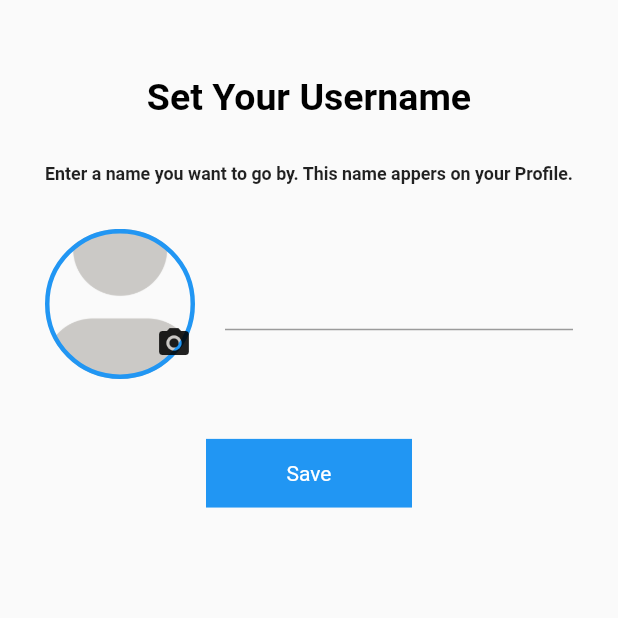
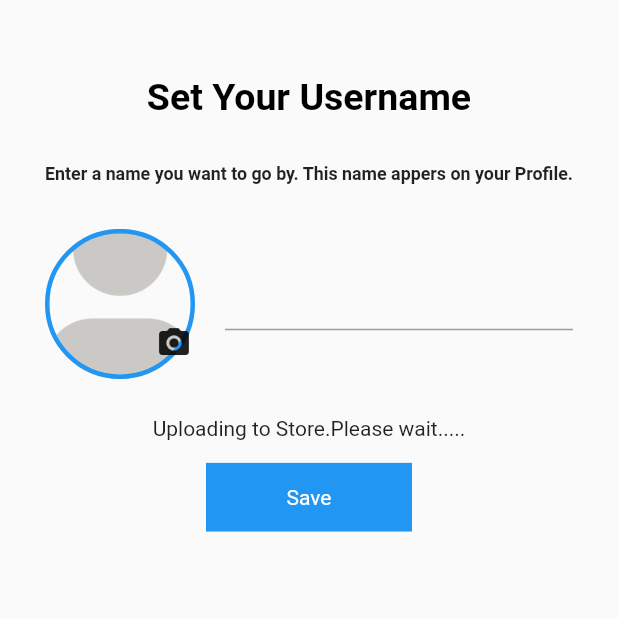
Before and after one commit to kannel-outis/messenger, a Flutter app: the SetNameScreen screen opened directly, after a tap on the "camera alt" icon, on a phone screen of 412 x 824 dp, the top half of it. Run offline on Flutter 3.47's test engine with Material 2 defaults, Android fonts, the light colour scheme and no system bars; our stand-ins replace cached_network_image, cloud_firestore, connectivity, contacts_service, firebase_auth, firebase_core and 7 more; missing offline and left inert: mqtt_client; accounts and stored records are empty; statements that could not run were skipped.

Commit message:
minor fixes

```diff
--- a/lib/models/user.dart
+++ b/lib/models/user.dart
@@ -16,6 +16,8 @@ class User {
   final String? photoUrl;
   @HiveField(4)
   final String? status;
+  @HiveField(5)
+  final bool? connectionStatus;
 
   User({
     this.id,
@@ -23,6 +25,7 @@ class User {
     this.phoneNumbers,
     this.photoUrl,
     this.status,
+    this.connectionStatus,
   });
 
   @override
@@ -46,6 +49,7 @@ class User {
       "phoneNumbers": phoneNumbers,
       "photoUrl": photoUrl,
       "status": status,
+      "connectionStatus": connectionStatus,
     };
   }
 
@@ -54,12 +58,14 @@ class User {
         phoneNumbers = null,
         photoUrl = null,
         status = null,
-        userName = null;
+        userName = null,
+        connectionStatus = null;
 
   User.fromMap(Map<String, dynamic> map)
       : id = map['id'],
         userName = map['userName'],
         phoneNumbers = List<String>.from(map['phoneNumbers']),
         photoUrl = map['photoUrl'],
-        status = map['status'];
+        status = map['status'],
+        connectionStatus = map['connectionStatus'];
 }
--- a/lib/screens/auth/auth_provider.dart
+++ b/lib/screens/auth/auth_provider.dart
@@ -25,6 +25,7 @@ class AuthProvider extends ChangeNotifier {
   firebaseAuth.User? _firebaseUser;
   bool? _isLoading;
   bool? _isTryingToVerify;
+  bool? _uploadingImageToStore;
 
   void dropDownOnChanged(CountryCode? c) {
     _countryCode = c;
@@ -104,10 +105,10 @@ class AuthProvider extends ChangeNotifier {
     });
   }
 
-  void _setVerificationId(String newVerificationId) {
+  void _setVerificationId(String newVerificationId, {bool? codeSent}) {
     _verificationId = newVerificationId;
     _isLoading = false;
-    _isTryingToVerify = true;
+    if (codeSent == true) _isTryingToVerify = true;
     notifyListeners();
   }
 
@@ -121,10 +122,12 @@ class AuthProvider extends ChangeNotifier {
   Future<void> pickeImageAndSaveToCloudStorage() async {
     await MessengerImagePicker.pickeImage().then(
       (value) async {
+        _uploadingImageToStore = true;
+        notifyListeners();
         _firebaseStorage.saveImageToFireStore(_firebaseUser!.uid, value).then(
           (value) {
             _imageUrl = value;
-            print(_imageUrl);
+            _uploadingImageToStore = false;
             notifyListeners();
           },
         );
@@ -147,4 +150,5 @@ class AuthProvider extends ChangeNotifier {
           : null;
   bool? get isTryingToVerify => _isTryingToVerify;
   bool? get isLoading => _isLoading;
+  bool? get uploadingImageToStore => _uploadingImageToStore;
 }
--- a/lib/screens/auth/register.dart
+++ b/lib/screens/auth/register.dart
@@ -3,6 +3,7 @@ import 'package:flutter/services.dart';
 import 'package:flutter_hooks/flutter_hooks.dart';
 import 'package:messenger/screens/auth/verify_otp.dart';
 import 'package:messenger/screens/set_name/set_name_screen.dart';
+import 'package:messenger/utils/utils.dart';
 import 'package:provider/provider.dart';
 import 'dart:io' show Platform;
 import '../../customs/widgets/country_drop_down.dart';
@@ -74,6 +75,7 @@ class RegistrationScreen extends HookWidget {
                 Center(
                   child: Container(
                     child: Row(
+                      mainAxisAlignment: MainAxisAlignment.center,
                       children: [
                         Consumer<AuthProvider>(
                           builder: (context, provider, _) {
@@ -103,9 +105,9 @@ class RegistrationScreen extends HookWidget {
                               }) {
                                 return SizedBox();
                               },
-                              decoration: InputDecoration(
-                                contentPadding: EdgeInsets.only(bottom: 15),
-                              ),
+                              // decoration: InputDecoration(
+                              //   contentPadding: EdgeInsets.only(bottom: 15),
+                              // ),
                             ),
                           ),
                         ),
@@ -124,9 +126,17 @@ class RegistrationScreen extends HookWidget {
                           "${_authProvider.countrycode.dialCode}${_phoneController!.text.toString()}");
                     },
                     child: Container(
-                      height: MediaQuery.of(context).size.width / 9,
-                      width: MediaQuery.of(context).size.width / 3,
-                      color: Colors.blue,
+                      decoration: BoxDecoration(
+                        color: Colors.blue,
+                      ),
+                      constraints: BoxConstraints(
+                        maxHeight: 70,
+                        maxWidth: 200,
+                        minHeight: 50,
+                        minWidth: 70,
+                      ),
+                      height: Utils.blockHeight * 5,
+                      width: Utils.blockWidth * 25,
                       child: Center(
                         child: Consumer<AuthProvider>(
                             builder: (context, provider, child) {
--- a/lib/screens/contacts/contacts_provider.dart
+++ b/lib/screens/contacts/contacts_provider.dart
@@ -17,15 +17,16 @@ class ContactProvider extends ChangeNotifier {
   final Online _fireStoreService = FireStoreService();
   final SharedPrefs sharedPrefs = SharedPrefs.instance;
   final _hiveHandler = HiveHandler();
-  List<List<PhoneContacts>> _listOfContact = [];
+  List<List<PhoneContacts>>? _listOfContact;
   Future<List<List<PhoneContacts>>> registeredAndUnregisteredContacts() async {
     var _contacts = Contacts(_fireStoreService);
+    if (_listOfContact != null) return _listOfContact!;
     try {
-      if (!_hiveHandler.checkIfChatBoxExistAlready) {
+      if (_hiveHandler.checkIfChatBoxExistAlready != true) {
         await _contacts.listOfRegisteredAndUnregisteredUsers().then((value) {
           _listOfContact = value;
           notifyListeners();
-          _hiveHandler.saveContactsListToDB(_listOfContact);
+          _hiveHandler.saveContactsListToDB(_listOfContact!);
         });
       } else {
         _listOfContact = _getPhoneContactsFromHiveDB();
@@ -35,7 +36,7 @@ class ContactProvider extends ChangeNotifier {
       print(s.toString());
       throw MessengerError(e.toString());
     }
-    return _listOfContact;
+    return _listOfContact!;
   }
 
   Future<void> messageUser(User myUser, User friendUser,
@@ -88,8 +89,6 @@ class ContactProvider extends ChangeNotifier {
     if (_contactListFromHiveDB.length > 0) {
       _contactListFromHiveDB[0].forEach(
         (element) {
-          print(element);
-
           registered.add(
             RegisteredPhoneContacts.fromMap(element),
           );
@@ -113,5 +112,5 @@ class ContactProvider extends ChangeNotifier {
     return _chatID;
   }
 
-  List<List<PhoneContacts>> get listOfContact => _listOfContact;
+  List<List<PhoneContacts>> get listOfContact => _listOfContact!;
 }
--- a/lib/screens/home/home.dart
+++ b/lib/screens/home/home.dart
@@ -33,7 +33,6 @@ class _HomeScreenState extends State<HomeScreen> with WidgetsBindingObserver {
 
   @override
   void dispose() {
-    // MQTThandler().dispose();
     super.dispose();
   }
 
@@ -94,7 +93,7 @@ class _HomeScreenState extends State<HomeScreen> with WidgetsBindingObserver {
                     final List<HiveMessages> isReadMessages = hiveMessages
                         .where((element) => element.isRead == false)
                         .toList();
-
+                    print(hiveChats[index].participants![1].connectionStatus);
                     return ListTile(
                       title: Text(
                         hiveChats[index]
--- a/lib/screens/home/home_provider.dart
+++ b/lib/screens/home/home_provider.dart
@@ -1,3 +1,4 @@
+import 'dart:async';
 import 'dart:convert';
 
 import 'package:flutter/foundation.dart';
@@ -65,6 +66,10 @@ class HomeProvider extends ChangeNotifier {
     });
   }
 
+  // Future<void> updateConnectionStatus(String userId) async {
+
+  // }
+
   void iniState() {
     _mqttHandler.login().then((value) {
       listenTocloudStreamAndSubscribeTopic();
--- a/lib/screens/set_name/set_name_screen.dart
+++ b/lib/screens/set_name/set_name_screen.dart
@@ -112,10 +112,19 @@ class SetNameScreen extends HookWidget {
                     ),
                   ),
                 ),
-                SizedBox(height: 40),
+                SizedBox(height: 25),
+                Consumer<AuthProvider>(
+                  builder: (context, auth, child) {
+                    return auth.uploadingImageToStore != true
+                        ? SizedBox()
+                        : Text("Uploading to Store.Please wait.....");
+                  },
+                ),
+                SizedBox(height: 15),
                 Center(
                   child: GestureDetector(
-                    onTap: () {
+                    onTap: _authProvider.uploadingImageToStore != true
+                        ? () {
                             _authProvider
                                 .saveNewUserToCloudAndSetPrefs(
                                     _userNameController!.text)
@@ -129,7 +138,8 @@ class SetNameScreen extends HookWidget {
                               },
                             );
                             // _authProvider.signOut;
-                    },
+                          }
+                        : null,
                     child: Container(
                       height: MediaQuery.of(context).size.width / 9,
                       width: MediaQuery.of(context).size.width / 3,
@@ -144,11 +154,11 @@ class SetNameScreen extends HookWidget {
                                     style: TextStyle(color: Colors.white),
                                   )
                                 : CircularProgressIndicator(
-                                    backgroundColor: Colors.blue,
+                                    backgroundColor: Colors.white,
                                     strokeWidth: 1.5,
                                     value: 1.2,
-                                    valueColor: AlwaysStoppedAnimation<Color>(
-                                        Colors.white),
+                                    // valueColor: AlwaysStoppedAnimation<Color>(
+                                    //     Colors.blue),
                                   );
                           },
                         ),
--- a/lib/services/manager/hive.manager.dart
+++ b/lib/services/manager/hive.manager.dart
@@ -34,6 +34,7 @@ class HiveManager extends Manager {
   }
 
   Future<void> saveMessages(HiveMessages message) async {
+    print("OdeBi");
     if (_checkIfMessageExists(message)) return;
     try {
       await _messageBox.add(message);
--- a/lib/services/offline/contacts/contacts.dart
+++ b/lib/services/offline/contacts/contacts.dart
@@ -30,8 +30,7 @@ class Contacts extends Offline {
           final QuerySnapshot _result =
               await _cloud.queryMobileNumberORUsername(
                   _cleanNumber(_cleanContactNumber), 'phoneNumbers');
-          // final User _cloudUser = User.fromMap(
-          //     _result.docs.isNotEmpty ? _result.docs[0]?.data() : {});
+
           final bool _isClean = _contact.phones!.toList().isNotEmpty &&
               _result.docs.isNotEmpty &&
               _result.docs[0]
--- a/lib/services/online/firebase/firebase_auth.dart
+++ b/lib/services/online/firebase/firebase_auth.dart
@@ -4,6 +4,7 @@ import '../../../customs/error/error.dart';
 
 class FirebaseMAuth extends Online {
   FirebaseAuth _auth = FirebaseAuth.instance;
+
   @override
   Future<void> verifyPhoneNumber(
     phoneNumber, {
@@ -37,7 +38,7 @@ class FirebaseMAuth extends Online {
         (String verificationId, [int? forceResendingToken]) async {
       print("::::::::::::::::" + forceResendingToken.toString());
       print('VerifyId::::::::::::::::::: $verificationId');
-      setVerificationId!(verificationId);
+      setVerificationId!(verificationId, codeSent: true);
     };
 
     PhoneCodeAutoRetrievalTimeout _phoneCodeAutoRetrievalTimeout =
--- a/lib/services/online/mqtt/mqtt_handler.dart
+++ b/lib/services/online/mqtt/mqtt_handler.dart
@@ -14,6 +14,7 @@ class MQTThandler extends ManagerHandler<MQTTManager?> {
         user.phoneNumbers![0].substring(0, 7));
     setManager(_newManager);
   }
+  // late MqttClient? _client;
   @override
   MQTTManager? setManager(MQTTManager? newManager) {
     return super.setManager(newManager);
@@ -31,7 +32,9 @@ class MQTThandler extends ManagerHandler<MQTTManager?> {
 
   @override
   Future<MqttClient> login() async {
+    // if (_client != null) return _client!;
     return await manager!.login();
+    // return _client!;
   }
 
   @override
--- a/lib/services/online/online.dart
+++ b/lib/services/online/online.dart
@@ -57,11 +57,13 @@ abstract class Online {
   Future<QuerySnapshot> queryInfo(dynamic query) => throw UnimplementedError();
 
   Future<void> createNewChat(Chat chat) => throw UnimplementedError();
-  Stream<QuerySnapshot> getAllOnGoingchats() => throw UnimplementedError();
+  // Stream<QuerySnapshot> getAllOnGoingchats() => throw UnimplementedError();
   Stream<QuerySnapshot> listenWhenAUserInitializesAChat(User user) =>
       throw UnimplementedError();
 
   ///firebase Storage for profile pics setUp
   Future<String> saveImageToFireStore(String? uid, File? file) =>
       throw UnimplementedError();
+  // Stream<DocumentSnapshot> listenToUserConnectionUpdate(String userId) =>
+  //     throw UnimplementedError();
 }
--- a/lib/utils/typedef.dart
+++ b/lib/utils/typedef.dart
@@ -2,6 +2,6 @@ import 'package:firebase_auth/firebase_auth.dart';
 import 'package:flutter/material.dart';
 
 typedef VoidUserCallBack = void Function(User);
-typedef VoidStringCallBack = void Function(String);
+typedef VoidStringCallBack = void Function(String, {bool? codeSent});
 typedef DoubleValueListenableWidgetBuilder<T, E> = Widget Function(
     BuildContext context, T? value1, E? value2, Widget? child);
--- a/pubspec.yaml
+++ b/pubspec.yaml
@@ -31,6 +31,7 @@ dependencies:
   cached_network_image: ^3.0.0-nullsafety
   intl: ^0.17.0
   connectivity: ^3.0.2
+  indexed_list_view: ^2.0.0
 
 dev_dependencies:
   flutter_test:
```
Also changed, not shown: lib/app/state/app_connection_state.dart (+5 -3 lines), lib/screens/chats/chats.dart (+13 -4 lines), lib/screens/contacts/first_launch_contact.dart (+104 -83 lines), lib/services/manager/mqtt.manager.dart (+24 -22 lines), lib/services/online/firebase/firestore_service.dart (+16 -6 lines), lib/models/user.g.dart, pubspec.lock. Lines whose indentation alone changed are shown as unchanged.
